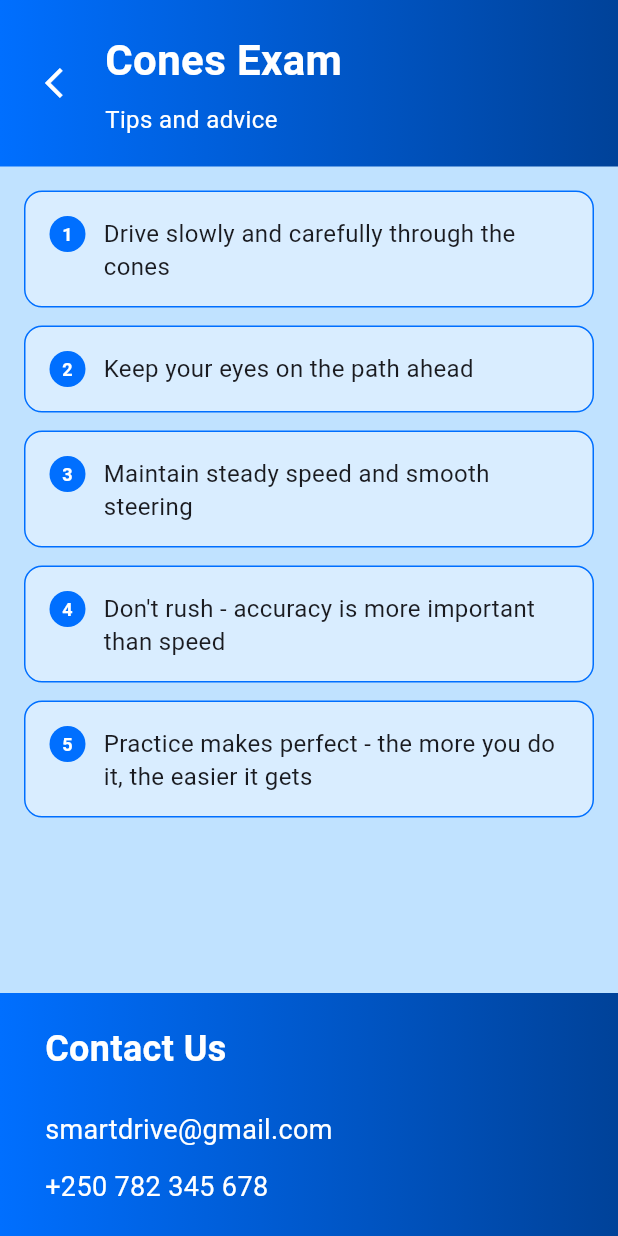
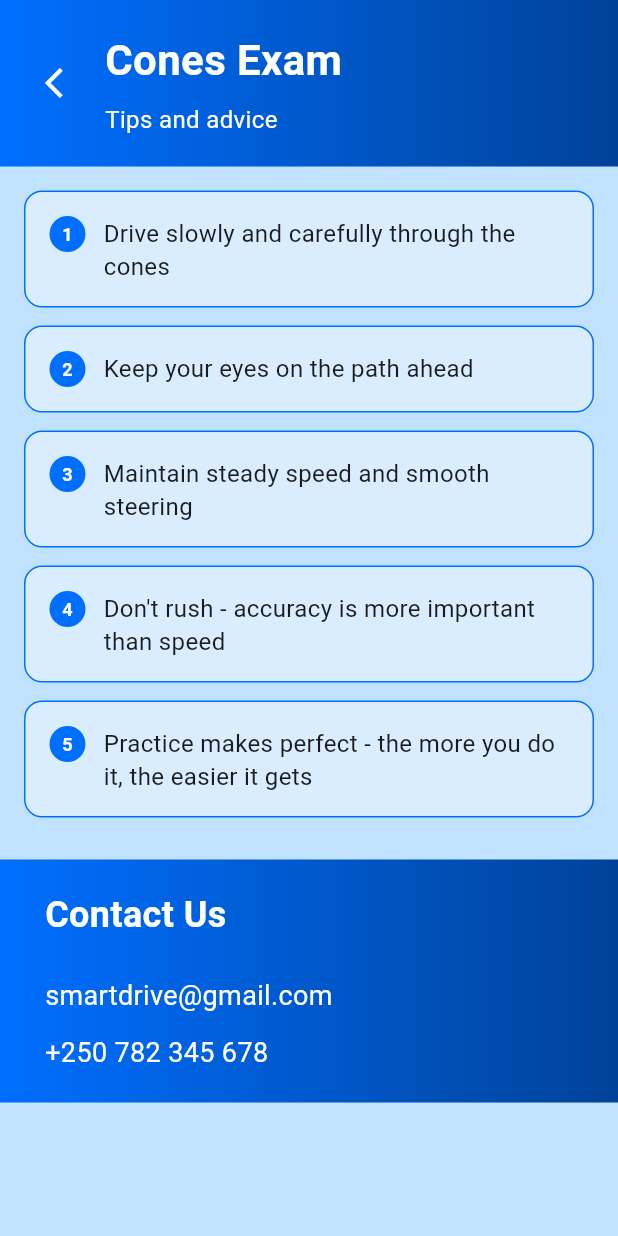
Before and after one commit to Miranics/SmartDrive, a Flutter app: the TipsDetailPage screen opened directly, on a phone screen of 412 x 824 dp. Run offline on Flutter 3.47's test engine with Material 3 defaults, Android fonts, the phone set to English and light mode, and no system bars; our stand-ins replace cloud_firestore, dartz, equatable, firebase_auth, firebase_core, flutter_dotenv and 5 more; accounts and stored records are empty.

Commit message:
fix: ui fixes

```diff
--- a/lib/screens/login.dart
+++ b/lib/screens/login.dart
@@ -117,9 +117,9 @@ class _LoginState extends State<Login> {
   }
 
   Future<void> _navigateToSignup() async {
-    final result = await Navigator.of(context).pushNamed<String>('/signup');
+    final result = await Navigator.of(context).pushNamed('/signup');
     if (!mounted) return;
-    if (result != null && result.isNotEmpty) {
+    if (result != null && result is String && result.isNotEmpty) {
       ScaffoldMessenger.of(context).showSnackBar(
         SnackBar(content: Text(result)),
       );
--- a/lib/screens/signup.dart
+++ b/lib/screens/signup.dart
@@ -64,7 +64,7 @@ class _SignupState extends State<Signup> {
   }
 
   void _navigateToLogin() {
-    Navigator.of(context).pushReplacementNamed('/login');
+    Navigator.of(context).pop();
   }
 
   @override
--- a/lib/screens/tips_page.dart
+++ b/lib/screens/tips_page.dart
@@ -11,7 +11,8 @@ class PracticalTipsPage extends StatelessWidget {
   Widget build(BuildContext context) {
     return Scaffold(
       backgroundColor: Theme.of(context).scaffoldBackgroundColor,
-      body: Column(
+      body: SingleChildScrollView(
+        child: Column(
           children: [
             PageHeader(
               title: 'Practical Tips',
@@ -20,8 +21,7 @@ class PracticalTipsPage extends StatelessWidget {
                 Navigator.pop(context);
               },
             ),
-          Expanded(
-            child: SingleChildScrollView(
+            Padding(
               padding: const EdgeInsets.all(16),
               child: Column(
                 children: [
@@ -144,12 +144,12 @@ class PracticalTipsPage extends StatelessWidget {
                     },
                   ),
                   const SizedBox(height: 16),
+                  const ContactUsCard(),
                 ],
               ),
             ),
+          ],
         ),
-          const ContactUsCard(),
-        ],
       ),
     );
   }
@@ -169,7 +169,8 @@ class TipsDetailPage extends StatelessWidget {
   Widget build(BuildContext context) {
     return Scaffold(
       backgroundColor: Theme.of(context).scaffoldBackgroundColor,
-      body: Column(
+      body: ListView(
+        padding: EdgeInsets.zero,
         children: [
           PageHeader(
             title: title,
@@ -178,11 +179,10 @@ class TipsDetailPage extends StatelessWidget {
               Navigator.pop(context);
             },
           ),
-          Expanded(
-            child: ListView.builder(
+          Padding(
             padding: const EdgeInsets.all(16),
-              itemCount: tips.length,
-              itemBuilder: (context, index) {
+            child: Column(
+              children: List.generate(tips.length, (index) {
                 return Container(
                   margin: const EdgeInsets.only(bottom: 12),
                   padding: const EdgeInsets.all(16),
@@ -231,7 +231,7 @@ class TipsDetailPage extends StatelessWidget {
                     ],
                   ),
                 );
-              },
+              }),
             ),
           ),
           const ContactUsCard(),
```
Also changed, not shown: lib/screens/mock_test_page.dart (+10 -2 lines), lib/screens/mock_test_questions.dart (+31 -4 lines), lib/screens/provisional_exam.dart (+2 -10 lines). Lines whose indentation alone changed are shown as unchanged.
